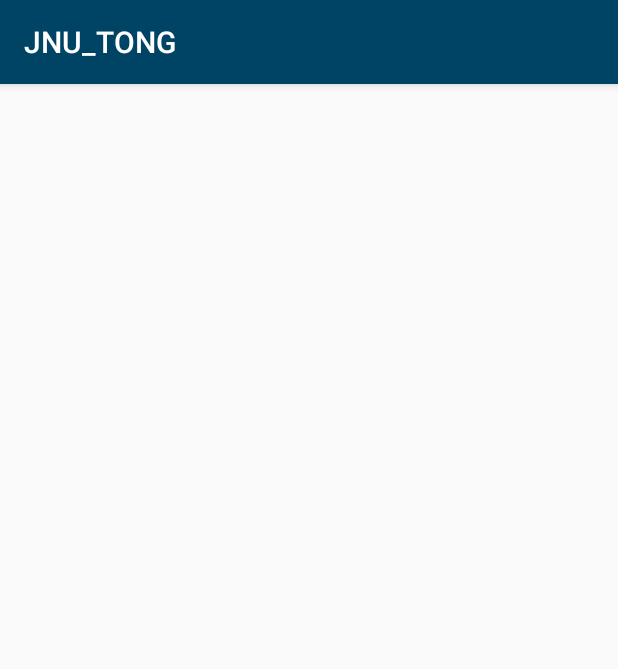
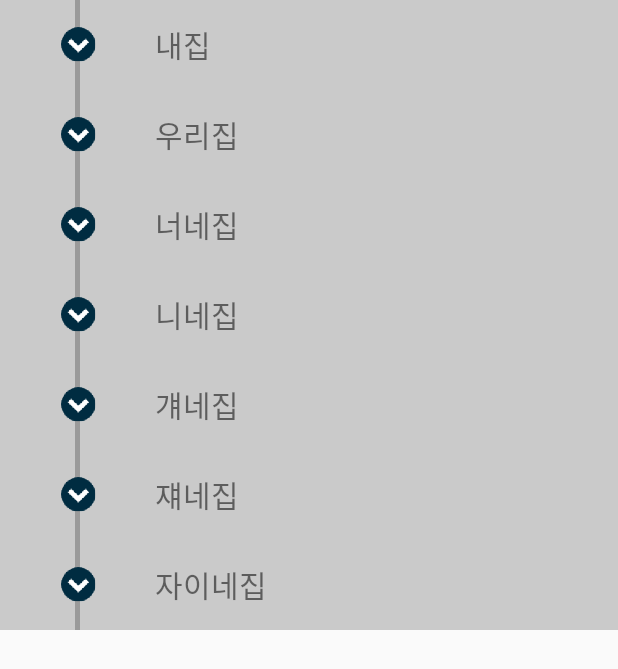
Before and after one commit to JNU-tong/JNU-tong-android, an Android app: the fragment BusListFragment shown on its own in the app's theme, on a phone screen of 412 x 824 dp. Shown: the top 669 px of the screen. Run offline under Robolectric (Android 15) with nearby library versions, the phone set to English and light mode, and no system bars.

Commit message:
버스정류장리스트 테스트

```diff
--- a/app/src/main/AndroidManifest.xml
+++ b/app/src/main/AndroidManifest.xml
@@ -8,14 +8,15 @@
         android:label="@string/app_name"
         android:roundIcon="@mipmap/ic_launcher_round"
         android:supportsRtl="true"
-        android:theme="@style/AppTheme">
-        <activity android:name=".MainActivity">
+        android:theme="@style/AppTheme.NoActionBar">
+        <activity android:name=".main.MainActivity">
             <intent-filter>
                 <action android:name="android.intent.action.MAIN" />
 
                 <category android:name="android.intent.category.LAUNCHER" />
             </intent-filter>
         </activity>
+        <activity android:name=".detail.DetailActivity"/>
     </application>
 
 </manifest>
--- a/app/src/main/java/kr/ac/jejunu/jnu_tong/BusListFragment.java
+++ /dev/null
@@ -1,35 +0,0 @@
-package kr.ac.jejunu.jnu_tong;
-
-import android.os.Bundle;
-import android.support.annotation.Nullable;
-import android.support.v4.app.Fragment;
-import android.view.LayoutInflater;
-import android.view.View;
-import android.view.ViewGroup;
-
-/**
- * Created by seung-yeol on 2018. 4. 6..
- */
-
-public class BusListFragment extends Fragment {
-    public static BusListFragment newInstance() {
-        Bundle args = new Bundle();
-
-        BusListFragment fragment = new BusListFragment();
-        fragment.setArguments(args);
-        return fragment;
-    }
-
-    @Nullable
-    @Override
-    public View onCreateView(LayoutInflater inflater, @Nullable ViewGroup container, @Nullable Bundle savedInstanceState) {
-        View view = inflater.inflate( R.layout.fragment_bus_list, container, false);
-
-        return view;
-    }
-
-    @Override
-    public void onViewCreated(View view, @Nullable Bundle savedInstanceState) {
-        super.onViewCreated(view, savedInstanceState);
-    }
-}
--- /dev/null
+++ b/app/src/main/java/kr/ac/jejunu/jnu_tong/detail/BusListFragment.java
@@ -0,0 +1,61 @@
+package kr.ac.jejunu.jnu_tong.detail;
+
+import android.os.Bundle;
+import android.support.annotation.Nullable;
+import android.support.v4.app.Fragment;
+import android.support.v7.widget.LinearLayoutManager;
+import android.support.v7.widget.RecyclerView;
+import android.view.LayoutInflater;
+import android.view.View;
+import android.view.ViewGroup;
+
+import java.util.ArrayList;
+
+import kr.ac.jejunu.jnu_tong.R;
+
+/**
+ * Created by seung-yeol on 2018. 4. 6..
+ */
+
+public class BusListFragment extends Fragment {
+    public static BusListFragment newInstance() {
+        Bundle args = new Bundle();
+
+        BusListFragment fragment = new BusListFragment();
+        fragment.setArguments(args);
+        return fragment;
+    }
+
+    @Nullable
+    @Override
+    public View onCreateView(LayoutInflater inflater, @Nullable ViewGroup container, @Nullable Bundle savedInstanceState) {
+        View view = inflater.inflate( R.layout.fragment_bus_list, container, false);
+        testVOSCreate();
+
+        return view;
+    }
+
+    @Override
+    public void onViewCreated(View view, @Nullable Bundle savedInstanceState) {
+        super.onViewCreated(view, savedInstanceState);
+
+        RecyclerView busRecyclerView = view.findViewById(R.id.recycler_view_bus);
+        BusRecyclerAdapter adapter = new BusRecyclerAdapter( testVOSCreate());
+
+        busRecyclerView.setLayoutManager(new LinearLayoutManager(getActivity()));
+        busRecyclerView.setAdapter(adapter);
+    }
+
+    private ArrayList<BusStopVO> testVOSCreate(){
+        ArrayList<BusStopVO> testVOS = new ArrayList<>();
+        testVOS.add(new BusStopVO("내집"));
+        testVOS.add(new BusStopVO("우리집"));
+        testVOS.add(new BusStopVO("너네집"));
+        testVOS.add(new BusStopVO("니네집"));
+        testVOS.add(new BusStopVO("걔네집"));
+        testVOS.add(new BusStopVO("쟤네집"));
+        testVOS.add(new BusStopVO("자이네집"));
+
+        return testVOS;
+    }
+}
--- a/app/src/main/java/kr/ac/jejunu/jnu_tong/BusRecyclerAdapter.java
+++ b/app/src/main/java/kr/ac/jejunu/jnu_tong/detail/BusRecyclerAdapter.java
@@ -1,4 +1,4 @@
-package kr.ac.jejunu.jnu_tong;
+package kr.ac.jejunu.jnu_tong.detail;
 
 import android.content.Context;
 import android.support.v7.widget.RecyclerView;
@@ -7,16 +7,20 @@ import android.view.View;
 import android.view.ViewGroup;
 import android.widget.TextView;
 
+import java.util.LinkedList;
+import java.util.List;
+
+import kr.ac.jejunu.jnu_tong.R;
+
 /**
  * Created by seung-yeol on 2018. 4. 6..
  */
 
 public class BusRecyclerAdapter extends RecyclerView.Adapter<BusRecyclerAdapter.BusViewHolder> {
-    private Provider provider;
-    private Context context;
+    private LinkedList<BusStopVO> busStopVOS;
 
-    BusRecyclerAdapter(Context context) {
-        this.context = context;
+    BusRecyclerAdapter(List<BusStopVO> busStopVOS) {
+        this.busStopVOS = new LinkedList<>(busStopVOS);
     }
 
     @Override
@@ -28,12 +32,12 @@ public class BusRecyclerAdapter extends RecyclerView.Adapter<BusRecyclerAdapter.
 
     @Override
     public void onBindViewHolder(BusViewHolder holder, int position) {
-        holder.busStopName.setText(provider.getData(position).getName());
+        holder.busStopName.setText(busStopVOS.get(position).getBusStopName());
     }
 
     @Override
     public int getItemCount() {
-        return Provder.getCount();
+        return busStopVOS.size();
     }
 
     class BusViewHolder extends RecyclerView.ViewHolder {
@@ -45,5 +49,4 @@ public class BusRecyclerAdapter extends RecyclerView.Adapter<BusRecyclerAdapter.
             busStopName = itemView.findViewById(R.id.bus_stop_name);
         }
     }
-
 }
--- /dev/null
+++ b/app/src/main/java/kr/ac/jejunu/jnu_tong/detail/BusStopVO.java
@@ -0,0 +1,25 @@
+package kr.ac.jejunu.jnu_tong.detail;
+
+/**
+ * Created by seung-yeol on 2018. 4. 6..
+ */
+
+public class BusStopVO {
+    private String busStopName;
+
+    BusStopVO(){
+
+    }
+    BusStopVO(String busStopName){
+        this.busStopName = busStopName;
+    }
+
+    public String getBusStopName() {
+        return busStopName;
+    }
+
+    public void setBusStopName(String busName) {
+
+        this.busStopName = busName;
+    }
+}
--- a/app/src/main/java/kr/ac/jejunu/jnu_tong/MainActivity.java
+++ b/app/src/main/java/kr/ac/jejunu/jnu_tong/main/MainActivity.java
@@ -1,12 +1,16 @@
-package kr.ac.jejunu.jnu_tong;
+package kr.ac.jejunu.jnu_tong.main;
 
 import android.support.v7.app.AppCompatActivity;
 import android.os.Bundle;
+import android.widget.LinearLayout;
+
+import kr.ac.jejunu.jnu_tong.R;
 
 public class MainActivity extends AppCompatActivity {
     @Override
     protected void onCreate(Bundle savedInstanceState) {
         super.onCreate(savedInstanceState);
         setContentView(R.layout.activity_main);
+
     }
 }
--- a/app/src/main/res/layout/fragment_bus_list.xml
+++ b/app/src/main/res/layout/fragment_bus_list.xml
@@ -1,6 +1,12 @@
 <?xml version="1.0" encoding="utf-8"?>
-<android.support.constraint.ConstraintLayout
-    xmlns:android="http://schemas.android.com/apk/res/android" android:layout_width="match_parent"
-    android:layout_height="match_parent">
+<LinearLayout
+    xmlns:android="http://schemas.android.com/apk/res/android"
+    android:layout_width="match_parent"
+    android:layout_height="match_parent"
+    android:orientation="vertical">
+    <android.support.v7.widget.RecyclerView
+        android:id="@+id/recycler_view_bus"
+        android:layout_width="match_parent"
+        android:layout_height="match_parent"/>
 
-</android.support.constraint.ConstraintLayout>
+</LinearLayout>
--- a/app/src/main/res/values/styles.xml
+++ b/app/src/main/res/values/styles.xml
@@ -1,10 +1,15 @@
 <resources>
-
     <!-- Base application theme. -->
     <style name="AppTheme" parent="Theme.AppCompat.Light.DarkActionBar">
         <!-- Customize your theme here. -->
         <item name="colorPrimary">@color/colorPrimary</item>
-        <item name="colorPrimaryDark">@color/colorPrimaryDark</item>
+        <item name="colorPrimaryDark">@color/main_color</item>
+        <item name="colorAccent">@color/colorAccent</item>
+    </style>
+
+    <style name="AppTheme.NoActionBar" parent="Theme.AppCompat.Light.NoActionBar">
+        <item name="colorPrimary">@color/colorPrimary</item>
+        <item name="colorPrimaryDark">@color/main_color</item>
         <item name="colorAccent">@color/colorAccent</item>
     </style>
 
```
Also changed, not shown: app/src/main/java/kr/ac/jejunu/jnu_tong/detail/DetailActivity.java (added, +33 -0 lines), app/src/main/java/kr/ac/jejunu/jnu_tong/main/BusVO.java (added, +24 -0 lines), app/src/main/res/layout/activity_main.xml (+6 -1 lines).
